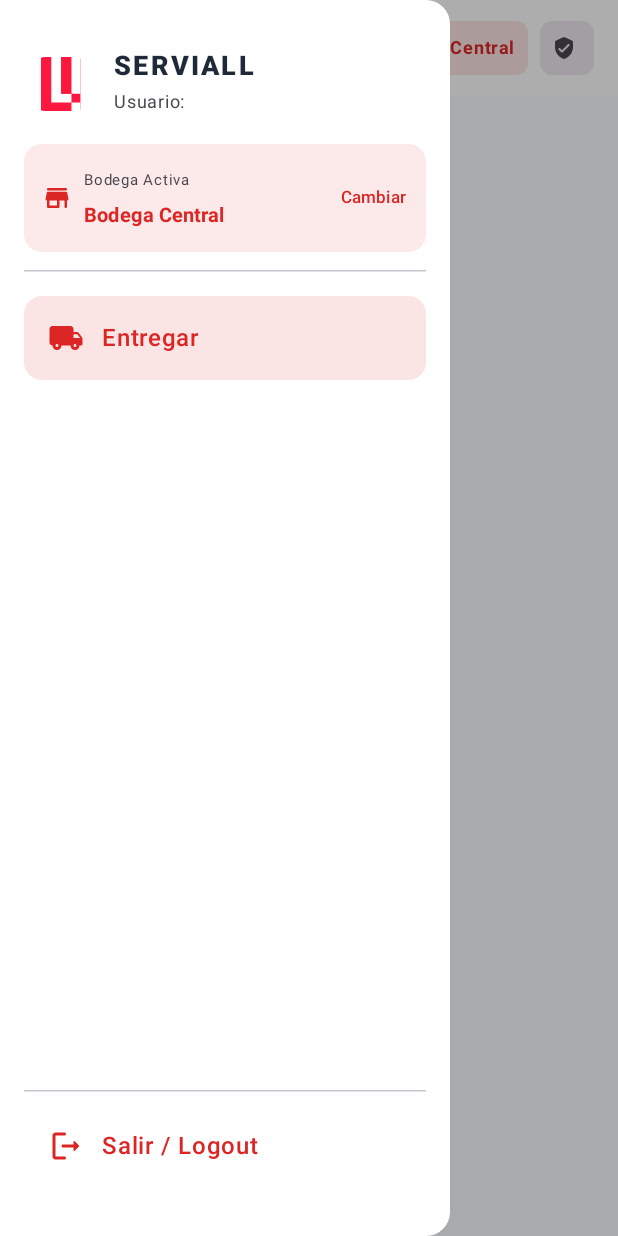
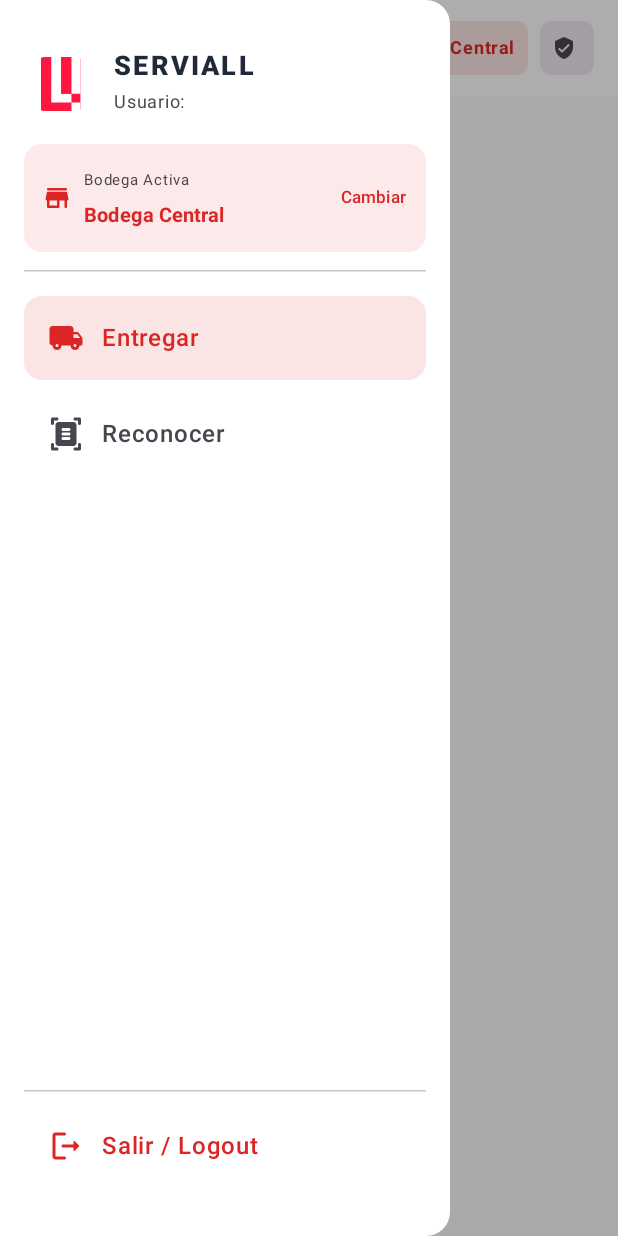
Before and after one commit to felipepellejerohamati/saputils_android, an Android app built with Jetpack Compose: the composable MainScreen called with empty values, after a tap on "Menu", on a phone screen of 412 x 824 dp. Run offline under Robolectric (Android 15) with nearby library versions, the phone set to English and light mode, and no system bars; 1 other tap on this screen came first.

Commit message:
Mejora captura de datos

```diff
--- a/app/build.gradle.kts
+++ b/app/build.gradle.kts
@@ -16,7 +16,7 @@ android {
         minSdk = 28
         targetSdk = 37
         versionCode = 1
-        versionName = "1.7"
+        versionName = "1.9.1"
 
         testInstrumentationRunner = "androidx.test.runner.AndroidJUnitRunner"
     }
@@ -40,7 +40,7 @@ android {
 
 androidComponents {
     onVariants { variant ->
-        val versionName = "1.7"
+        val versionName = "1.9.1"
         val buildType = variant.name
         variant.outputs.forEach { output ->
             output.outputFileName.set("PruebaTiti$versionName.apk")
@@ -85,6 +85,7 @@ dependencies {
     implementation(libs.moshi.kotlin)
     implementation(libs.okhttp)
     implementation(libs.play.services.location)
+    implementation(libs.mlkit.text.recognition)
     implementation(libs.retrofit)
     testImplementation(libs.androidx.core)
     testImplementation(libs.androidx.junit)
--- a/app/src/main/java/com/serviall/saputils/apicalls/ServicioAPI.kt
+++ b/app/src/main/java/com/serviall/saputils/apicalls/ServicioAPI.kt
@@ -8,6 +8,7 @@ import com.google.gson.stream.JsonWriter
 import com.serviall.saputils.data.ServialItem
 import com.serviall.saputils.utils.EscribirLog
 import okhttp3.OkHttpClient
+import okhttp3.RequestBody
 import retrofit2.Retrofit
 import retrofit2.converter.gson.GsonConverterFactory
 import retrofit2.http.Body
@@ -45,6 +46,14 @@ interface ServicioAPI {
     @POST("delivery")
     suspend fun delivery(@Header("Authorization") token: String,
                          @Body ServialItem: ServialItem) : String
+
+    @POST("dataissues")
+    suspend fun tesseractocr(
+        @Header("Authorization") token: String,
+        @Query("whscode") whscode: String,
+        @Body imageBody: RequestBody
+    ): String
+
     companion object {
         private var servicioAPI: ServicioAPI? = null
         private var url: String = "https://alliotapi.serviall.cl/faena/"
--- a/app/src/main/java/com/serviall/saputils/ui/main/MainScreen.kt
+++ b/app/src/main/java/com/serviall/saputils/ui/main/MainScreen.kt
@@ -35,7 +35,9 @@ import com.serviall.saputils.apicalls.ServicioAPI
 import com.serviall.saputils.data.ServialItem
 import com.serviall.saputils.globals.UserSession
 import com.serviall.saputils.ui.consultar.ConsultarScreen
+import androidx.compose.material.icons.rounded.DocumentScanner
 import com.serviall.saputils.ui.entregar.EntregarScreen
+import com.serviall.saputils.ui.reconocer.ReconocerScreen
 import com.serviall.saputils.ui.recibir.RecibirScreen
 import com.serviall.saputils.ui.theme.ServialRed
 import com.serviall.saputils.ui.viewmodel.ServialViewModel
@@ -48,6 +50,7 @@ enum class ServialTab(
 ) {
     //RECIBIR("Recibir", Icons.Rounded.Inbox),
     ENTREGAR("Entregar", Icons.Rounded.LocalShipping),
+    RECONOCER("Reconocer", Icons.Rounded.DocumentScanner),
     //CONSULTAR("Consultar", Icons.Rounded.Search)
 }
 
@@ -411,6 +414,7 @@ fun MainScreen(
 //                    ServialTab.CONSULTAR -> ConsultarScreen(
 //                        items = items
 //                    )
+                    ServialTab.RECONOCER -> ReconocerScreen()
                 }
             }
         }
--- a/gradle/libs.versions.toml
+++ b/gradle/libs.versions.toml
@@ -42,6 +42,7 @@ moshiKotlin = "1.15.2"
 moshiKotlinCodegen = "1.15.2"
 datastorePreferences = "1.2.1"
 mlkitBarcodeScanning = "17.3.0"
+mlkitTextRecognition = "16.0.1"
 
 [libraries]
 androidx-core-ktx = { group = "androidx.core", name = "core-ktx", version.ref = "coreKtx" }
@@ -92,6 +93,7 @@ moshi-kotlin = { group = "com.squareup.moshi", name = "moshi-kotlin", version.re
 moshi-kotlin-codegen = { group = "com.squareup.moshi", name = "moshi-kotlin-codegen", version.ref = "moshiKotlinCodegen" }
 androidx-datastore-preferences = { group = "androidx.datastore", name = "datastore-preferences", version.ref = "datastorePreferences" }
 mlkit-barcode-scanning = { group = "com.google.mlkit", name = "barcode-scanning", version.ref = "mlkitBarcodeScanning" }
+mlkit-text-recognition = { group = "com.google.mlkit", name = "text-recognition", version.ref = "mlkitTextRecognition" }
 
 [plugins]
 android-application = { id = "com.android.application", version.ref = "agp" }
```
Also changed, not shown: app/src/main/AndroidManifest.xml (+13 -0 lines), app/src/main/java/com/serviall/saputils/data/db/RecognitionDatabase.kt (added, +28 -0 lines), app/src/main/java/com/serviall/saputils/data/db/RecognitionHistoryDao.kt (added, +19 -0 lines), app/src/main/java/com/serviall/saputils/data/db/RecognitionHistoryEntity.kt (added, +14 -0 lines).
